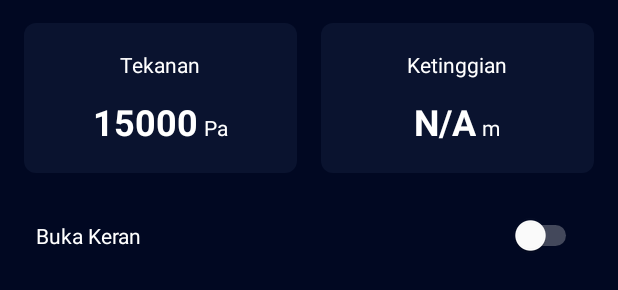
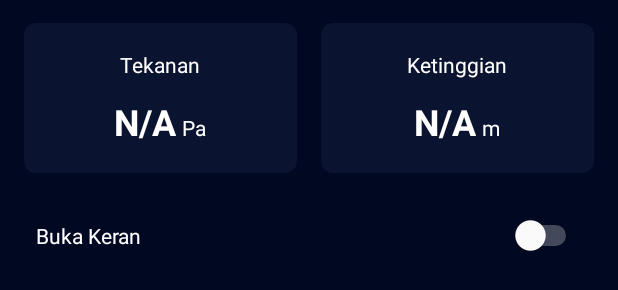
Before and after one commit to MFajriansyah46/smartwatertank, an Android app: the layout activity_dashboard.xml on its own in the app's theme, with its tools: preview values and no code run, on a phone screen of 412 x 824 dp. Shown: the part 229-519 px from the top of the screen. Run offline under Robolectric (Android 15) with nearby library versions, the light colour scheme and no system bars.

Commit message:
perbaikan id

```diff
--- a/app/src/main/res/layout/activity_dashboard.xml
+++ b/app/src/main/res/layout/activity_dashboard.xml
@@ -138,10 +138,10 @@
                     android:orientation="horizontal">
 
                     <TextView
-                        android:id="@+id/pressureValue"
+                        android:id="@+id/pressure"
                         android:layout_width="wrap_content"
                         android:layout_height="wrap_content"
-                        android:text="15000"
+                        android:text="N/A"
                         android:textColor="@android:color/white"
                         android:textSize="24sp"
                         android:textStyle="bold" />
@@ -181,7 +181,7 @@
                     android:orientation="horizontal">
 
                     <TextView
-                        android:id="@+id/heightValue"
+                        android:id="@+id/height"
                         android:layout_width="wrap_content"
                         android:layout_height="wrap_content"
                         android:text="N/A"
```
